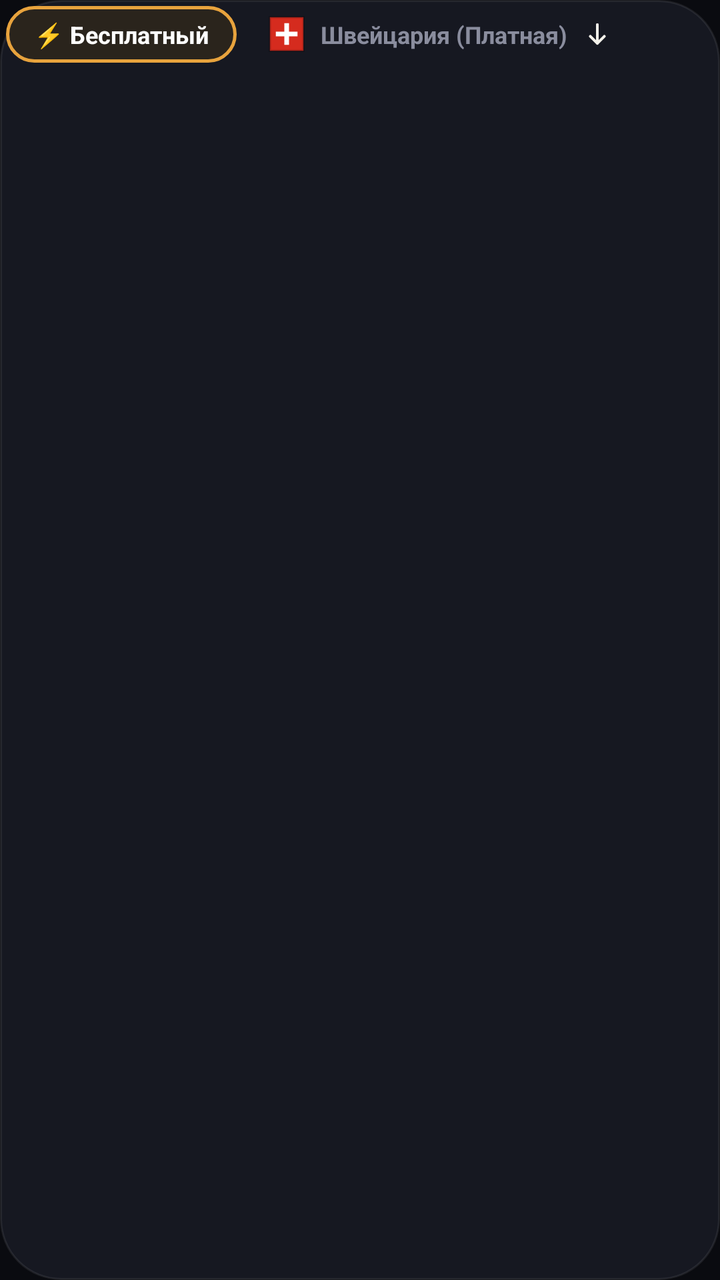
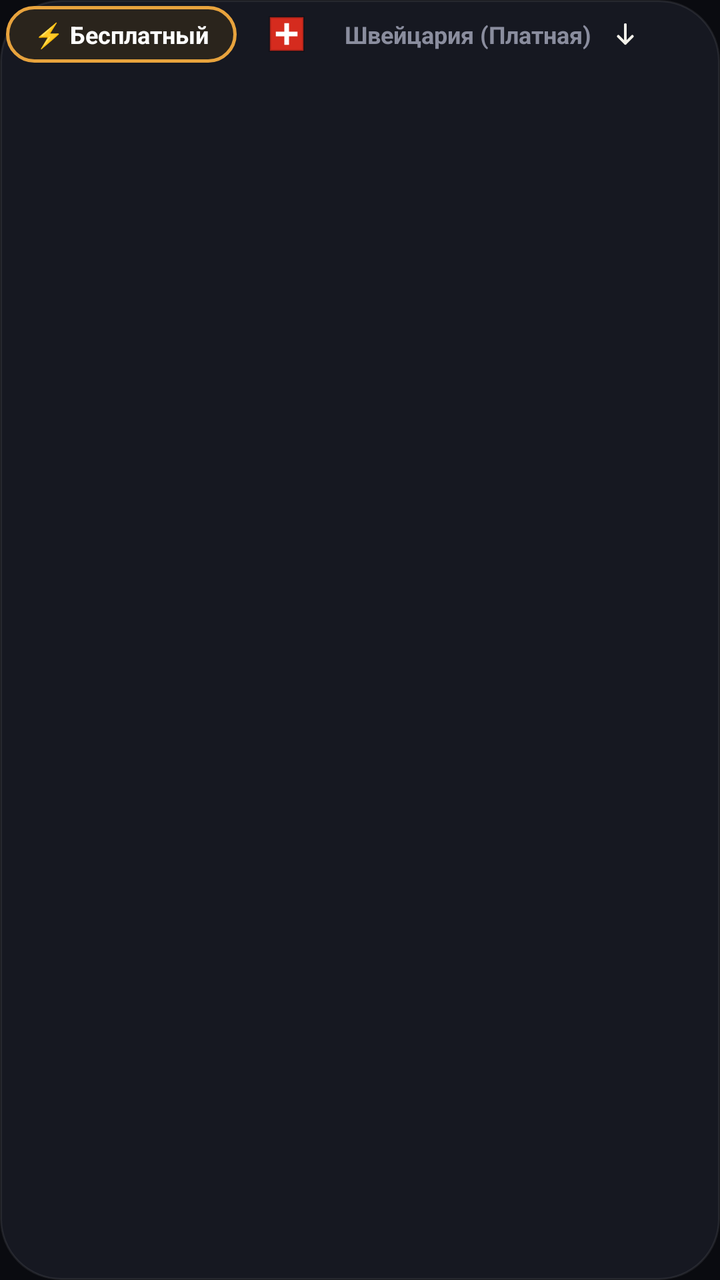

Before-and-after screenshots of an Android layout around one commit, followed by the original layout XML and the change that was made.
<!-- AndroidManifest.xml: application theme Theme.Mirage -->
<!-- res/layout/layout_server_plan.xml -->
<?xml version="1.0" encoding="utf-8"?>
<LinearLayout xmlns:android="http://schemas.android.com/apk/res/android"
    xmlns:app="http://schemas.android.com/apk/res-auto"
    android:layout_width="wrap_content"
    android:layout_height="wrap_content"
    android:layout_marginTop="12dp"
    android:background="?attr/miragePillBg"
    android:orientation="horizontal"
    android:padding="3dp">

    <TextView
        android:id="@+id/btnPlanFree"
        android:layout_width="wrap_content"
        android:layout_height="wrap_content"
        android:background="@drawable/bg_pill_active"
        android:clickable="true"
        android:focusable="true"
        android:paddingStart="14dp"
        android:paddingTop="6dp"
        android:paddingEnd="14dp"
        android:paddingBottom="6dp"
        android:text="@string/plan_free"
        android:textColor="#FFFFFF"
        android:textSize="12sp"
        android:textStyle="bold"
        android:maxLines="1"
        app:autoSizeTextType="uniform"
        app:autoSizeMinTextSize="9sp"
        app:autoSizeMaxTextSize="12sp"
        app:autoSizeStepGranularity="1sp" />

    <LinearLayout
        android:id="@+id/btnPlanFranceGroup"
        android:layout_width="wrap_content"
        android:layout_height="wrap_content"
        android:layout_marginStart="4dp"
        android:background="@android:color/transparent"
        android:clickable="true"
        android:focusable="true"
        android:gravity="center_vertical"
        android:orientation="horizontal">

        <ImageView
            android:id="@+id/ivPaidNodeFlag"
            android:layout_width="18dp"
            android:layout_height="18dp"
            android:layout_marginStart="12dp"
            android:layout_marginEnd="6dp"
            android:contentDescription="@null"
            android:src="@drawable/ic_switzerland" />

        <TextView
            android:id="@+id/btnPlanFrance"
            android:layout_width="wrap_content"
            android:layout_height="wrap_content"
            android:background="@android:color/transparent"
            android:maxLines="1"
            android:paddingStart="2dp"
            android:paddingTop="6dp"
            android:paddingEnd="2dp"
            android:paddingBottom="6dp"
            android:text="@string/plan_france"
            android:textColor="@color/ink_soft"
            android:textSize="12sp"
            android:textStyle="bold"
            app:autoSizeTextType="uniform"
            app:autoSizeMinTextSize="9sp"
            app:autoSizeMaxTextSize="12sp"
            app:autoSizeStepGranularity="1sp" />

        <ImageView
            android:id="@+id/btnPaidServerChevron"
            android:layout_width="26dp"
            android:layout_height="26dp"
            android:layout_marginEnd="8dp"
            android:background="?android:attr/selectableItemBackgroundBorderless"
            android:clickable="true"
            android:contentDescription="@string/paid_server_picker_title"
            android:focusable="true"
            android:padding="6dp"
            android:src="@drawable/ic_arrow_down" />
    </LinearLayout>
</LinearLayout>
<!-- resources referenced by this layout -->
<resources>
  <color name="ink_soft">#8A8D9E</color>
  <!-- drawable bg_pill_active (drawable) -->
  <?xml version="1.0" encoding="utf-8"?>
  <shape xmlns:android="http://schemas.android.com/apk/res/android"
      android:shape="rectangle">
      <corners android:radius="30dp" />
      <solid android:color="#2A241C" />
      <stroke
          android:width="1.5dp"
          android:color="#E8A33D" />
  </shape>
  <!-- drawable ic_arrow_down (drawable) -->
  <vector xmlns:android="http://schemas.android.com/apk/res/android"
      android:width="14dp"
      android:height="14dp"
      android:viewportWidth="24"
      android:viewportHeight="24">
      <path
          android:strokeColor="@color/ink"
          android:strokeWidth="2.4"
          android:strokeLineCap="round"
          android:strokeLineJoin="round"
          android:pathData="M12,4v16 M6,14l6,6l6,-6" />
  </vector>
  <!-- drawable ic_switzerland (drawable) -->
  <?xml version="1.0" encoding="utf-8"?>
  <vector xmlns:android="http://schemas.android.com/apk/res/android"
      android:width="18dp"
      android:height="18dp"
      android:viewportWidth="18"
      android:viewportHeight="18">
      <path
          android:fillColor="#D52B1E"
          android:pathData="M0.6,0.6h16.8v16.8h-16.8z" />
      <path
          android:fillColor="#FFFFFF"
          android:pathData="M7.8,3.6h2.4v4.2h4.2v2.4h-4.2v4.2h-2.4v-4.2h-4.2v-2.4h4.2z" />
      <path
          android:fillColor="#00000000"
          android:strokeColor="#33000000"
          android:strokeWidth="1.2"
          android:pathData="M0.6,0.6h16.8v16.8h-16.8z" />
  </vector>
  <string name="paid_server_picker_title">Платный сервер</string>
  <string name="plan_france">Швейцария (Платная)</string>
  <string name="plan_free">⚡ Бесплатный</string>
  <color name="ink">#F3F1EA</color>
  <color name="bg">#0A0B10</color>
  <color name="amber">#E8A33D</color>
  <color name="amber_deep">#C9722A</color>
  <color name="card">#161821</color>
  <!-- drawable bg_card (drawable) -->
  <?xml version="1.0" encoding="utf-8"?>
  <shape xmlns:android="http://schemas.android.com/apk/res/android"
      android:shape="rectangle">
      <corners android:radius="18dp" />
      <solid android:color="@color/card" />
      <stroke
          android:width="1dp"
          android:color="@color/card_stroke" />
  </shape>
  <!-- drawable bg_pill (drawable) -->
  <?xml version="1.0" encoding="utf-8"?>
  <shape xmlns:android="http://schemas.android.com/apk/res/android"
      android:shape="rectangle">
      <corners android:radius="30dp" />
      <solid android:color="@color/card" />
      <stroke
          android:width="1dp"
          android:color="@color/card_stroke" />
  </shape>
  <!-- drawable bg_chip (drawable) -->
  <?xml version="1.0" encoding="utf-8"?>
  <shape xmlns:android="http://schemas.android.com/apk/res/android"
      android:shape="rectangle">
      <corners android:radius="14dp" />
      <solid android:color="@color/card" />
      <stroke
          android:width="1.5dp"
          android:color="@color/card_stroke" />
  </shape>
  <!-- drawable bg_icon_btn (drawable) -->
  <?xml version="1.0" encoding="utf-8"?>
  <shape xmlns:android="http://schemas.android.com/apk/res/android"
      android:shape="rectangle">
      <corners android:radius="12dp" />
      <solid android:color="@color/card" />
      <stroke
          android:width="1dp"
          android:color="@color/card_stroke" />
  </shape>
  <!-- drawable bg_connect_btn (drawable) -->
  <?xml version="1.0" encoding="utf-8"?>
  <shape xmlns:android="http://schemas.android.com/apk/res/android"
      android:shape="oval">
      <gradient
          android:type="radial"
          android:gradientRadius="100dp"
          android:centerX="0.38"
          android:centerY="0.32"
          android:startColor="@color/amber_light"
          android:centerColor="@color/amber"
          android:endColor="@color/amber_deep" />
  </shape>
  <color name="card_stroke">#14FFFFFF</color>
  <color name="amber_light">#F3B65C</color>
  <!-- unchanged entries left out for length: 1 -->
</resources>

<!-- the commit's change to res/layout/layout_server_plan.xml (unified diff, before → after) -->
@@ -55,9 +55,9 @@
             android:layout_height="wrap_content"
             android:background="@android:color/transparent"
             android:maxLines="1"
-            android:paddingStart="2dp"
+            android:paddingStart="14dp"
             android:paddingTop="6dp"
-            android:paddingEnd="2dp"
+            android:paddingEnd="4dp"
             android:paddingBottom="6dp"
             android:text="@string/plan_france"
             android:textColor="@color/ink_soft"
